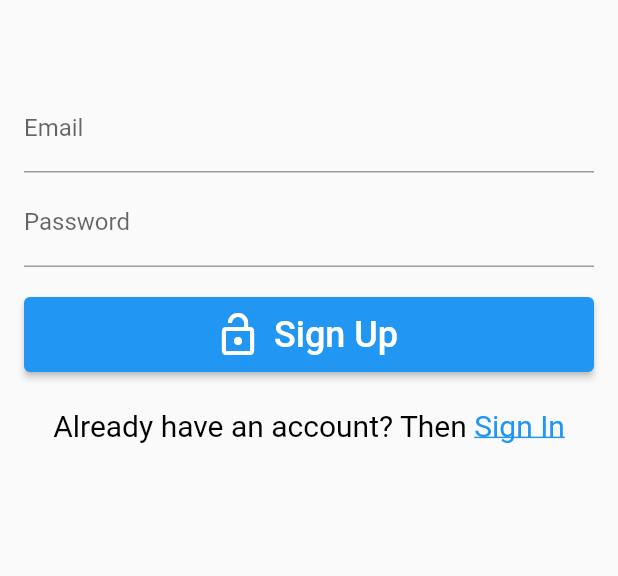
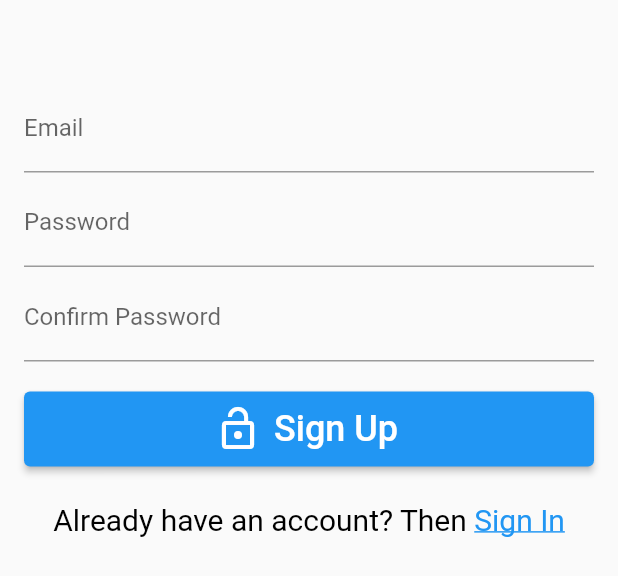
Before and after one commit to GemperC/Dronebag, a Flutter app: the SignUpWidget widget shown alone on an empty page, opened directly with empty values, on a phone screen of 412 x 824 dp. Shown: the top 576 px of the screen. Run offline on Flutter 3.47's test engine with Material 2 defaults, Android fonts, the phone set to English and light mode, and no system bars; our stand-ins replace cloud_firestore, email_validator, firebase_auth, firebase_core, font_awesome_flutter; accounts and stored records are empty; network calls fail.

Commit message:
add confirm password field in signup page

```diff
--- a/lib/screens/sighup_widget.dart
+++ b/lib/screens/sighup_widget.dart
@@ -21,11 +21,13 @@ class _SignUpWidgetState extends State<SignUpWidget> {
   final formKey = GlobalKey<FormState>();
   final emailController = TextEditingController();
   final passwordController = TextEditingController();
+  final confirmpasswordController = TextEditingController();
 
   @override
   void dispose() {
     emailController.dispose();
     passwordController.dispose();
+    confirmpasswordController.dispose();
     super.dispose();
   }
 
@@ -59,6 +61,18 @@ class _SignUpWidgetState extends State<SignUpWidget> {
                 autovalidateMode: AutovalidateMode.onUserInteraction,
                 validator: (value) => value != null && value.length < 6
                     ? 'Password minimum length 6 charecters'
+                    : null,
+              ),
+              SizedBox(height: 4),
+              TextFormField(
+                controller: confirmpasswordController,
+                cursorColor: Colors.white,
+                textInputAction: TextInputAction.done,
+                decoration: InputDecoration(labelText: 'Confirm Password'),
+                obscureText: true,
+                autovalidateMode: AutovalidateMode.onUserInteraction,
+                validator: (value) => value != null && passwordController.text != confirmpasswordController.text
+                    ? 'Passwords do not match'
                     : null,
               ),
               SizedBox(height: 20),
```
Also changed, not shown: lib/models/group.dart (added, +14 -0 lines), lib/models/user.dart (added, +17 -0 lines), lib/screens/create_group.dart (+1 -15 lines).
